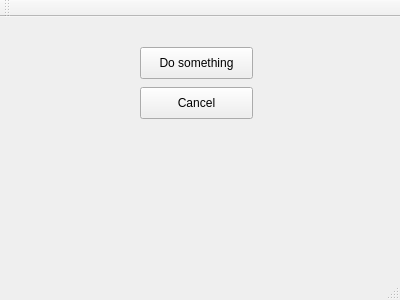
Above: SearchEngine/mainwindow.ui from nomenas/Concurrency before the change. Below: the same form after it.
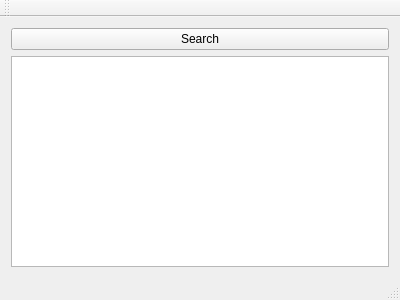
That is the form after the change.

```diff
--- a/SearchEngine/mainwindow.ui
+++ b/SearchEngine/mainwindow.ui
@@ -14,32 +14,22 @@
    <string>MainWindow</string>
   </property>
   <widget class="QWidget" name="centralWidget">
-   <widget class="QPushButton" name="pushButton">
-    <property name="geometry">
-     <rect>
-      <x>140</x>
-      <y>30</y>
-      <width>113</width>
-      <height>32</height>
-     </rect>
-    </property>
-    <property name="text">
-     <string>Do something</string>
-    </property>
-   </widget>
-   <widget class="QPushButton" name="btnCancel">
-    <property name="geometry">
-     <rect>
-      <x>140</x>
-      <y>70</y>
-      <width>113</width>
-      <height>32</height>
-     </rect>
-    </property>
-    <property name="text">
-     <string>Cancel</string>
-    </property>
-   </widget>
+   <layout class="QVBoxLayout" name="verticalLayout">
+    <item>
+     <layout class="QHBoxLayout" name="horizontalLayout">
+      <item>
+       <widget class="QPushButton" name="pushButton">
+        <property name="text">
+         <string>Search</string>
+        </property>
+       </widget>
+      </item>
+     </layout>
+    </item>
+    <item>
+     <widget class="QTextBrowser" name="textBrowser"/>
+    </item>
+   </layout>
   </widget>
   <widget class="QMenuBar" name="menuBar">
    <property name="geometry">
```
